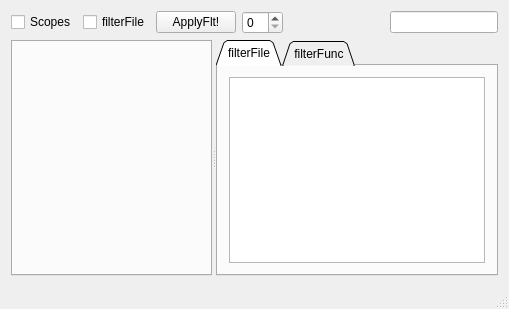
First picture: the form in trace_server/mainwindow.ui, repository mojmir-svoboda/DbgToolkit, before the edit.
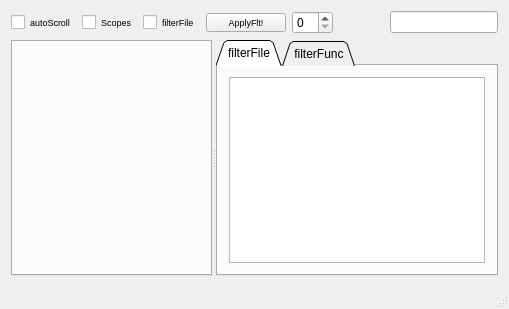
Second picture: the form after the edit.

```diff
--- a/trace_server/mainwindow.ui
+++ b/trace_server/mainwindow.ui
@@ -17,8 +17,25 @@
    <layout class="QVBoxLayout" name="verticalLayout">
     <item>
      <layout class="QHBoxLayout" name="horizontalLayout">
+      <item>
+       <widget class="QCheckBox" name="autoScrollCheckBox">
+        <property name="font">
+         <font>
+          <pointsize>7</pointsize>
+         </font>
+        </property>
+        <property name="text">
+         <string>autoScroll</string>
+        </property>
+       </widget>
+      </item>
       <item>
        <widget class="QCheckBox" name="scopesCheckBox">
+        <property name="font">
+         <font>
+          <pointsize>7</pointsize>
+         </font>
+        </property>
         <property name="text">
          <string>Scopes</string>
         </property>
@@ -26,6 +43,11 @@
       </item>
       <item>
        <widget class="QCheckBox" name="filterFileCheckBox">
+        <property name="font">
+         <font>
+          <pointsize>7</pointsize>
+         </font>
+        </property>
         <property name="text">
          <string>filterFile</string>
         </property>
@@ -33,6 +55,11 @@
       </item>
       <item>
        <widget class="QPushButton" name="applyButton">
+        <property name="font">
+         <font>
+          <pointsize>7</pointsize>
+         </font>
+        </property>
         <property name="text">
          <string>ApplyFlt!</string>
         </property>
```
